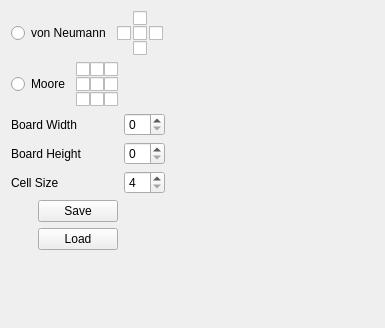
Before: the Qt Designer form ConfigWindow/tab_general.ui in Skwara/CA_Suite, drawn with Qt 5.
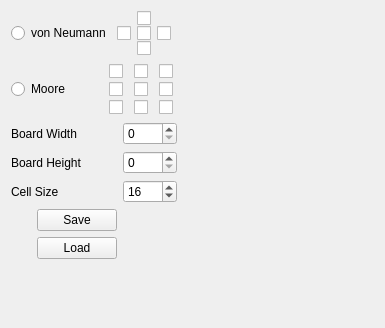
After: the same form once the commit is applied.

Patch:
```diff
--- a/ConfigWindow/tab_general.ui
+++ b/ConfigWindow/tab_general.ui
@@ -82,114 +82,6 @@
      </item>
     </layout>
    </item>
-   <item row="1" column="0" colspan="2">
-    <layout class="QHBoxLayout" name="horizontalLayout_2">
-     <item>
-      <widget class="QRadioButton" name="radioButton_Moore">
-       <property name="text">
-        <string>Moore</string>
-       </property>
-      </widget>
-     </item>
-     <item>
-      <layout class="QGridLayout" name="gridLayout_5">
-       <property name="spacing">
-        <number>0</number>
-       </property>
-       <item row="0" column="1">
-        <widget class="QCheckBox" name="checkBox_6">
-         <property name="text">
-          <string/>
-         </property>
-         <property name="checkable">
-          <bool>false</bool>
-         </property>
-        </widget>
-       </item>
-       <item row="2" column="1">
-        <widget class="QCheckBox" name="checkBox_7">
-         <property name="text">
-          <string/>
-         </property>
-         <property name="checkable">
-          <bool>false</bool>
-         </property>
-        </widget>
-       </item>
-       <item row="1" column="1">
-        <widget class="QCheckBox" name="checkBox_8">
-         <property name="text">
-          <string/>
-         </property>
-         <property name="checkable">
-          <bool>false</bool>
-         </property>
-        </widget>
-       </item>
-       <item row="1" column="0">
-        <widget class="QCheckBox" name="checkBox_9">
-         <property name="text">
-          <string/>
-         </property>
-         <property name="checkable">
-          <bool>false</bool>
-         </property>
-        </widget>
-       </item>
-       <item row="1" column="2">
-        <widget class="QCheckBox" name="checkBox_10">
-         <property name="text">
-          <string/>
-         </property>
-         <property name="checkable">
-          <bool>false</bool>
-         </property>
-        </widget>
-       </item>
-       <item row="0" column="0">
-        <widget class="QCheckBox" name="checkBox_14">
-         <property name="text">
-          <string/>
-         </property>
-         <property name="checkable">
-          <bool>false</bool>
-         </property>
-        </widget>
-       </item>
-       <item row="0" column="2">
-        <widget class="QCheckBox" name="checkBox_11">
-         <property name="text">
-          <string/>
-         </property>
-         <property name="checkable">
-          <bool>false</bool>
-         </property>
-        </widget>
-       </item>
-       <item row="2" column="2">
-        <widget class="QCheckBox" name="checkBox_12">
-         <property name="text">
-          <string/>
-         </property>
-         <property name="checkable">
-          <bool>false</bool>
-         </property>
-        </widget>
-       </item>
-       <item row="2" column="0">
-        <widget class="QCheckBox" name="checkBox_13">
-         <property name="text">
-          <string/>
-         </property>
-         <property name="checkable">
-          <bool>false</bool>
-         </property>
-        </widget>
-       </item>
-      </layout>
-     </item>
-    </layout>
-   </item>
    <item row="1" column="3">
     <spacer name="horizontalSpacer_2">
      <property name="orientation">
@@ -211,7 +103,11 @@
     </widget>
    </item>
    <item row="2" column="2">
-    <widget class="QSpinBox" name="spinBox_boardWidth"/>
+    <widget class="QSpinBox" name="spinBox_boardWidth">
+     <property name="maximum">
+      <number>1000</number>
+     </property>
+    </widget>
    </item>
    <item row="3" column="0" colspan="2">
     <widget class="QLabel" name="label_2">
@@ -221,7 +117,11 @@
     </widget>
    </item>
    <item row="3" column="2">
-    <widget class="QSpinBox" name="spinBox_boardHeight"/>
+    <widget class="QSpinBox" name="spinBox_boardHeight">
+     <property name="maximum">
+      <number>1000</number>
+     </property>
+    </widget>
    </item>
    <item row="4" column="0" colspan="2">
     <widget class="QLabel" name="label_3">
@@ -235,6 +135,12 @@
      <property name="minimum">
       <number>4</number>
      </property>
+     <property name="maximum">
+      <number>32</number>
+     </property>
+     <property name="value">
+      <number>16</number>
+     </property>
     </widget>
    </item>
    <item row="5" column="1">
@@ -276,6 +182,279 @@
      </property>
     </spacer>
    </item>
+   <item row="1" column="0" colspan="3">
+    <layout class="QHBoxLayout" name="horizontalLayout_2">
+     <item>
+      <widget class="QRadioButton" name="radioButton_Moore">
+       <property name="text">
+        <string>Moore</string>
+       </property>
+      </widget>
+     </item>
+     <item>
+      <layout class="QGridLayout" name="gridLayout_5">
+       <property name="horizontalSpacing">
+        <number>7</number>
+       </property>
+       <property name="verticalSpacing">
+        <number>0</number>
+       </property>
+       <item row="0" column="1">
+        <widget class="QCheckBox" name="checkBox_6">
+         <property name="sizePolicy">
+          <sizepolicy hsizetype="Fixed" vsizetype="Fixed">
+           <horstretch>0</horstretch>
+           <verstretch>0</verstretch>
+          </sizepolicy>
+         </property>
+         <property name="minimumSize">
+          <size>
+           <width>18</width>
+           <height>18</height>
+          </size>
+         </property>
+         <property name="maximumSize">
+          <size>
+           <width>18</width>
+           <height>18</height>
+          </size>
+         </property>
+         <property name="text">
+          <string/>
+         </property>
+         <property name="checkable">
+          <bool>false</bool>
+         </property>
+        </widget>
+       </item>
+       <item row="2" column="1">
+        <widget class="QCheckBox" name="checkBox_7">
+         <property name="sizePolicy">
+          <sizepolicy hsizetype="Fixed" vsizetype="Fixed">
+           <horstretch>0</horstretch>
+           <verstretch>0</verstretch>
+          </sizepolicy>
+         </property>
+         <property name="minimumSize">
+          <size>
+           <width>18</width>
+           <height>18</height>
+          </size>
+         </property>
+         <property name="maximumSize">
+          <size>
+           <width>18</width>
+           <height>18</height>
+          </size>
+         </property>
+         <property name="text">
+          <string/>
+         </property>
+         <property name="checkable">
+          <bool>false</bool>
+         </property>
+        </widget>
+       </item>
+       <item row="1" column="1">
+        <widget class="QCheckBox" name="checkBox_8">
+         <property name="sizePolicy">
+          <sizepolicy hsizetype="Fixed" vsizetype="Fixed">
+           <horstretch>0</horstretch>
+           <verstretch>0</verstretch>
+          </sizepolicy>
+         </property>
+         <property name="minimumSize">
+          <size>
+           <width>18</width>
+           <height>18</height>
+          </size>
+         </property>
+         <property name="maximumSize">
+          <size>
+           <width>18</width>
+           <height>18</height>
+          </size>
+         </property>
+         <property name="text">
+          <string/>
+         </property>
+         <property name="checkable">
+          <bool>false</bool>
+         </property>
+        </widget>
+       </item>
+       <item row="1" column="0">
+        <widget class="QCheckBox" name="checkBox_9">
+         <property name="sizePolicy">
+          <sizepolicy hsizetype="Fixed" vsizetype="Fixed">
+           <horstretch>0</horstretch>
+           <verstretch>0</verstretch>
+          </sizepolicy>
+         </property>
+         <property name="minimumSize">
+          <size>
+           <width>18</width>
+           <height>18</height>
+          </size>
+         </property>
+         <property name="maximumSize">
+          <size>
+           <width>18</width>
+           <height>18</height>
+          </size>
+         </property>
+         <property name="text">
+          <string/>
+         </property>
+         <property name="checkable">
+          <bool>false</bool>
+         </property>
+        </widget>
+       </item>
+       <item row="1" column="2">
+        <widget class="QCheckBox" name="checkBox_10">
+         <property name="sizePolicy">
+          <sizepolicy hsizetype="Fixed" vsizetype="Fixed">
+           <horstretch>0</horstretch>
+           <verstretch>0</verstretch>
+          </sizepolicy>
+         </property>
+         <property name="minimumSize">
+          <size>
+           <width>18</width>
+           <height>18</height>
+          </size>
+         </property>
+         <property name="maximumSize">
+          <size>
+           <width>18</width>
+           <height>18</height>
+          </size>
+         </property>
+         <property name="text">
+          <string/>
+         </property>
+         <property name="checkable">
+          <bool>false</bool>
+         </property>
+        </widget>
+       </item>
+       <item row="0" column="0">
+        <widget class="QCheckBox" name="checkBox_14">
+         <property name="sizePolicy">
+          <sizepolicy hsizetype="Fixed" vsizetype="Fixed">
+           <horstretch>0</horstretch>
+           <verstretch>0</verstretch>
+          </sizepolicy>
+         </property>
+         <property name="minimumSize">
+          <size>
+           <width>18</width>
+           <height>18</height>
+          </size>
+         </property>
+         <property name="maximumSize">
+          <size>
+           <width>18</width>
+           <height>18</height>
+          </size>
+         </property>
+         <property name="text">
+          <string/>
+         </property>
+         <property name="checkable">
+          <bool>false</bool>
+         </property>
+        </widget>
+       </item>
+       <item row="0" column="2">
+        <widget class="QCheckBox" name="checkBox_11">
+         <property name="sizePolicy">
+          <sizepolicy hsizetype="Fixed" vsizetype="Fixed">
+           <horstretch>0</horstretch>
+           <verstretch>0</verstretch>
+          </sizepolicy>
+         </property>
+         <property name="minimumSize">
+          <size>
+           <width>18</width>
+           <height>18</height>
+          </size>
+         </property>
+         <property name="maximumSize">
+          <size>
+           <width>18</width>
+           <height>18</height>
+          </size>
+         </property>
+         <property name="text">
+          <string/>
+         </property>
+         <property name="checkable">
+          <bool>false</bool>
+         </property>
+        </widget>
+       </item>
+       <item row="2" column="2">
+        <widget class="QCheckBox" name="checkBox_12">
+         <property name="sizePolicy">
+          <sizepolicy hsizetype="Fixed" vsizetype="Fixed">
+           <horstretch>0</horstretch>
+           <verstretch>0</verstretch>
+          </sizepolicy>
+         </property>
+         <property name="minimumSize">
+          <size>
+           <width>18</width>
+           <height>18</height>
+          </size>
+         </property>
+         <property name="maximumSize">
+          <size>
+           <width>18</width>
+           <height>18</height>
+          </size>
+         </property>
+         <property name="text">
+          <string/>
+         </property>
+         <property name="checkable">
+          <bool>false</bool>
+         </property>
+        </widget>
+       </item>
+       <item row="2" column="0">
+        <widget class="QCheckBox" name="checkBox_13">
+         <property name="sizePolicy">
+          <sizepolicy hsizetype="Fixed" vsizetype="Fixed">
+           <horstretch>0</horstretch>
+           <verstretch>0</verstretch>
+          </sizepolicy>
+         </property>
+         <property name="minimumSize">
+          <size>
+           <width>18</width>
+           <height>18</height>
+          </size>
+         </property>
+         <property name="maximumSize">
+          <size>
+           <width>18</width>
+           <height>18</height>
+          </size>
+         </property>
+         <property name="text">
+          <string/>
+         </property>
+         <property name="checkable">
+          <bool>false</bool>
+         </property>
+        </widget>
+       </item>
+      </layout>
+     </item>
+    </layout>
+   </item>
   </layout>
  </widget>
  <resources/>
```
